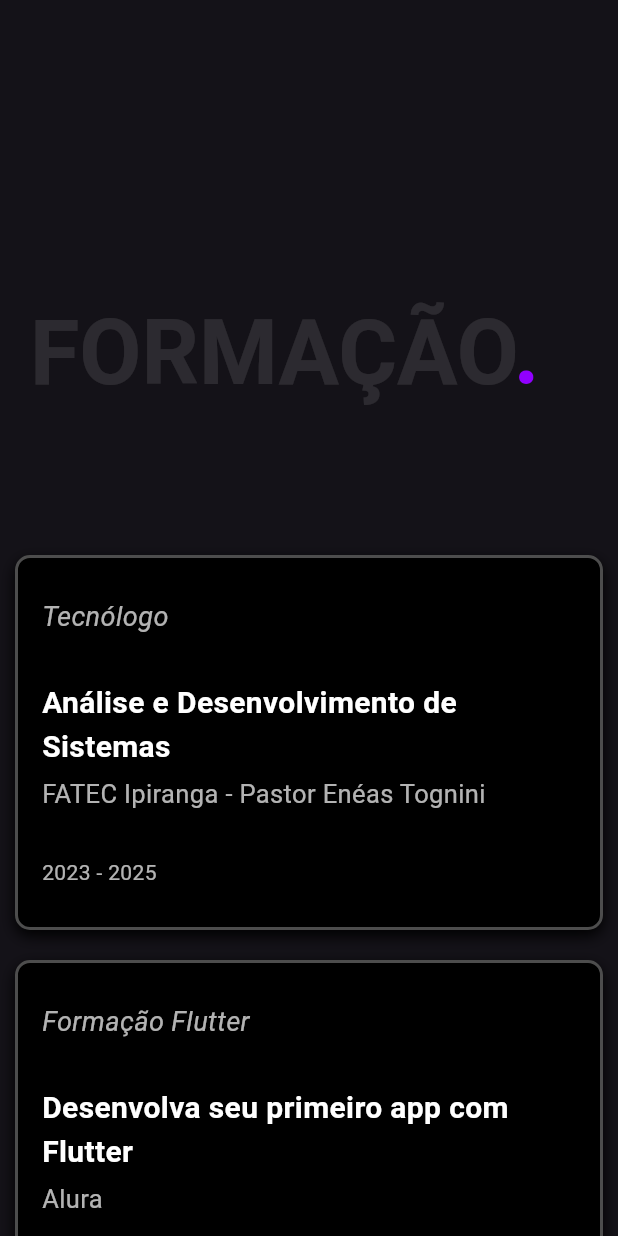
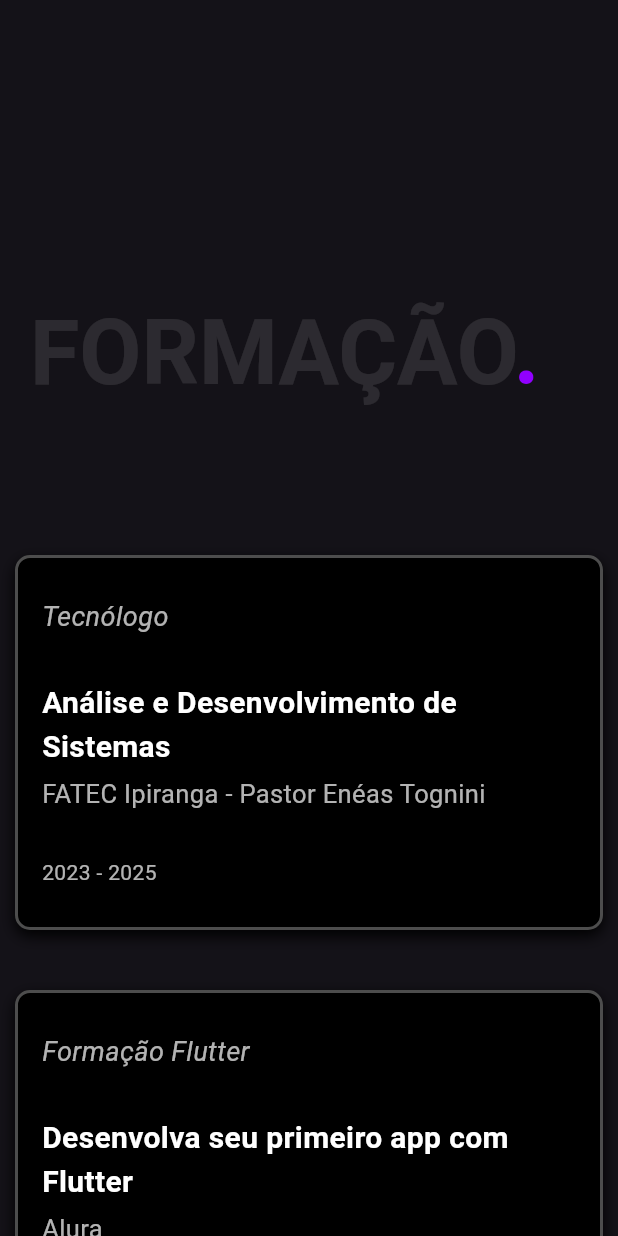
Before and after one commit to leonardovivo/portfolio, a Flutter app: the SectionEducation widget shown alone on an empty page, opened directly, on a phone screen of 412 x 824 dp. Run offline on Flutter 3.47's test engine with Material 3 defaults, Android fonts, the light colour scheme and no system bars; our stand-ins replace flutter_animate, flutter_svg, scrollable_positioned_list.

Commit message:
Ajustando overflow na tela desktop

```diff
--- a/lib/sections/section_education.dart
+++ b/lib/sections/section_education.dart
@@ -13,12 +13,14 @@ class SectionEducation extends StatelessWidget {
 
           final bool isMobile = screenWidth < 600;
           final bool isTablet = screenWidth >= 600 && screenWidth <= 1024;
+          final bool isMediumScreen = screenWidth > 1024 && screenWidth <= 1300;
 
           final double paddingHorizontal = isMobile ? 10 : 70;
           final double fontSizeTitle = isMobile ? 60 : 100;
-          final double cardWidth = isMobile ? double.infinity : 535;
-          final double cardHeight = isMobile ? 250 : 200;
-          final double spacingBetweenCards = isMobile ? 10 : 80;
+          final double cardWidth =
+              isMobile || isTablet || isMediumScreen ? double.infinity : 535;
+          final double cardHeight =
+              isMobile || isTablet || isMediumScreen ? 250 : 200;
 
           return Column(
             crossAxisAlignment: CrossAxisAlignment.start,
@@ -59,10 +61,8 @@ class SectionEducation extends StatelessWidget {
               const SizedBox(height: 100),
               Padding(
                 padding: EdgeInsets.symmetric(horizontal: paddingHorizontal),
-                child: isMobile
-                    ? Wrap(
-                        spacing: spacingBetweenCards,
-                        runSpacing: 20,
+                child: isMobile || isMediumScreen
+                    ? Column(
                         children: [
                           SizedBox(
                             width: cardWidth,
@@ -77,6 +77,7 @@ class SectionEducation extends StatelessWidget {
                               width: cardWidth,
                             ),
                           ),
+                          const SizedBox(height: 40),
                           SizedBox(
                             width: cardWidth,
                             child: CardsCertificates(
@@ -89,6 +90,7 @@ class SectionEducation extends StatelessWidget {
                               width: cardWidth,
                             ),
                           ),
+                          const SizedBox(height: 40),
                           SizedBox(
                             width: cardWidth,
                             child: CardsCertificates(
```
